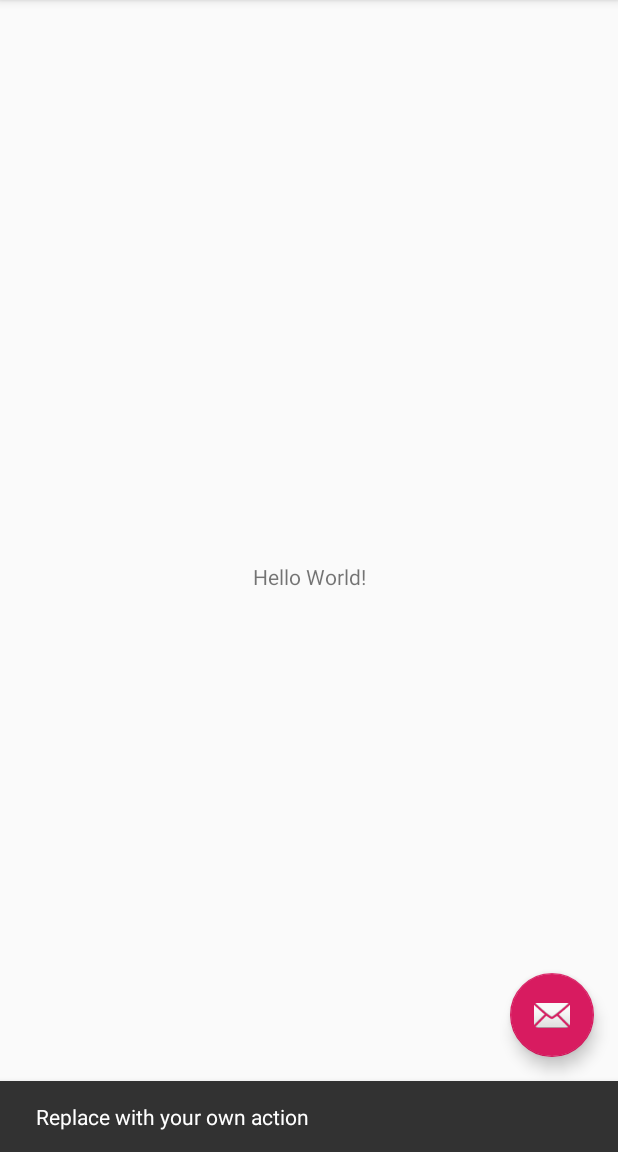
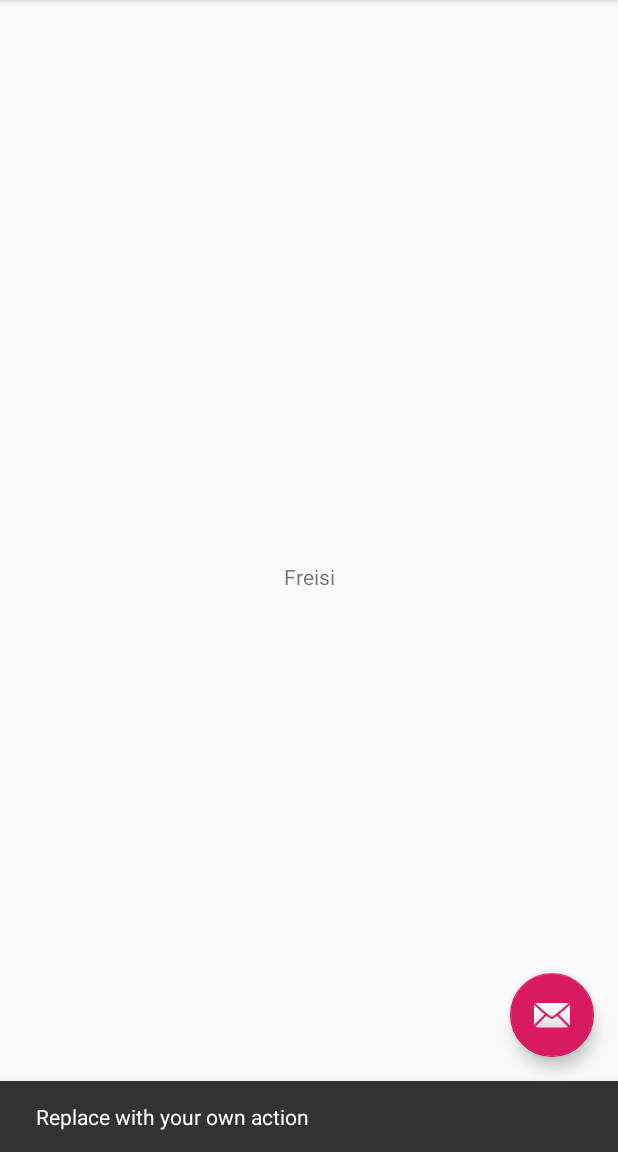
Before and after one commit to CodeChrisB/Freibuch, an Android app: the screen it shows after launch (MainActivity), after a tap on an icon or button, on a phone screen of 412 x 824 dp, the part 84-1236 px from its top. Run offline under Robolectric (Android 15) with nearby library versions, the phone set to English and light mode, and no system bars.

Commit message:
Inital Update

```diff
--- a/app/src/main/res/layout/content_main.xml
+++ b/app/src/main/res/layout/content_main.xml
@@ -11,7 +11,7 @@
     <TextView
         android:layout_width="wrap_content"
         android:layout_height="wrap_content"
-        android:text="Hello World!"
+        android:text="Freisi"
         app:layout_constraintBottom_toBottomOf="parent"
         app:layout_constraintLeft_toLeftOf="parent"
         app:layout_constraintRight_toRightOf="parent"
```
